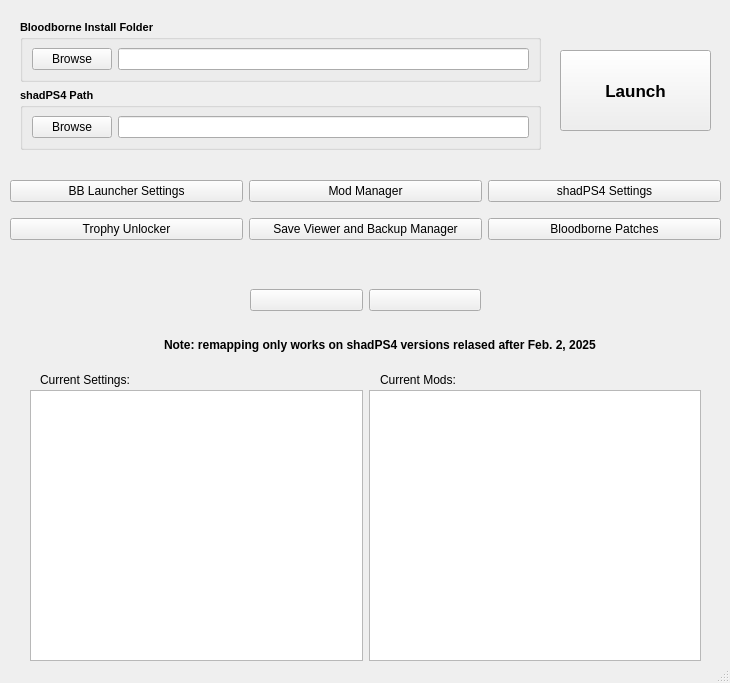
Old version of the form modules/bblauncher.ui in the repository rainmakerv3/BB_Launcher.
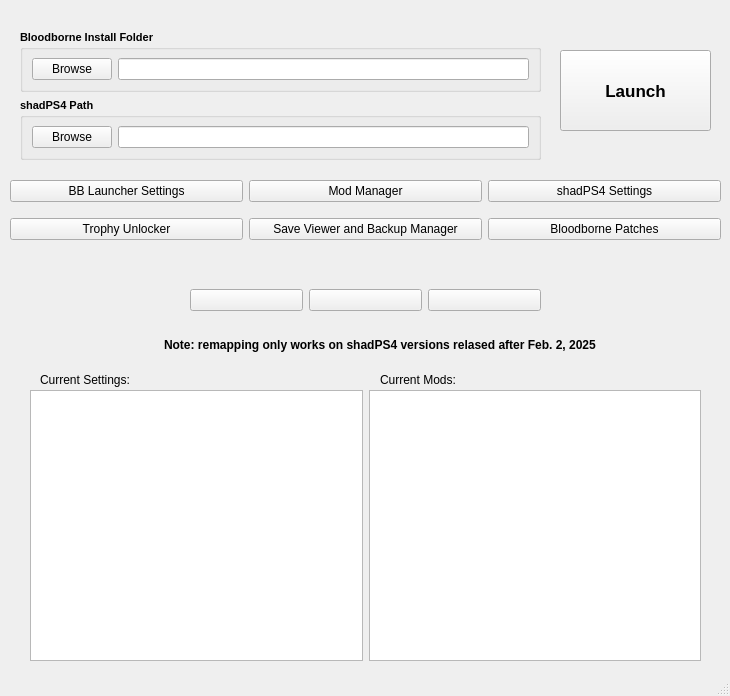
New version of the form.

Commit message: Open mod folder with mods button

```diff
--- a/modules/bblauncher.ui
+++ b/modules/bblauncher.ui
@@ -10,7 +10,7 @@
     <x>0</x>
     <y>0</y>
     <width>730</width>
-    <height>683</height>
+    <height>696</height>
    </rect>
   </property>
   <property name="sizePolicy">
@@ -193,7 +193,7 @@
       <x>20</x>
       <y>5</y>
       <width>521</width>
-      <height>161</height>
+      <height>181</height>
      </rect>
     </property>
     <layout class="QVBoxLayout" name="verticalLayout_2">
@@ -357,9 +357,9 @@
    <widget class="QWidget" name="horizontalLayoutWidget">
     <property name="geometry">
      <rect>
-      <x>250</x>
+      <x>190</x>
       <y>260</y>
-      <width>231</width>
+      <width>351</width>
       <height>80</height>
      </rect>
     </property>
@@ -390,6 +390,13 @@
        </property>
       </widget>
      </item>
+     <item>
+      <widget class="QPushButton" name="ModFolderButton">
+       <property name="text">
+        <string/>
+       </property>
+      </widget>
+     </item>
     </layout>
    </widget>
    <widget class="QLabel" name="label_3">
```
The commit also changes 3 other files.
